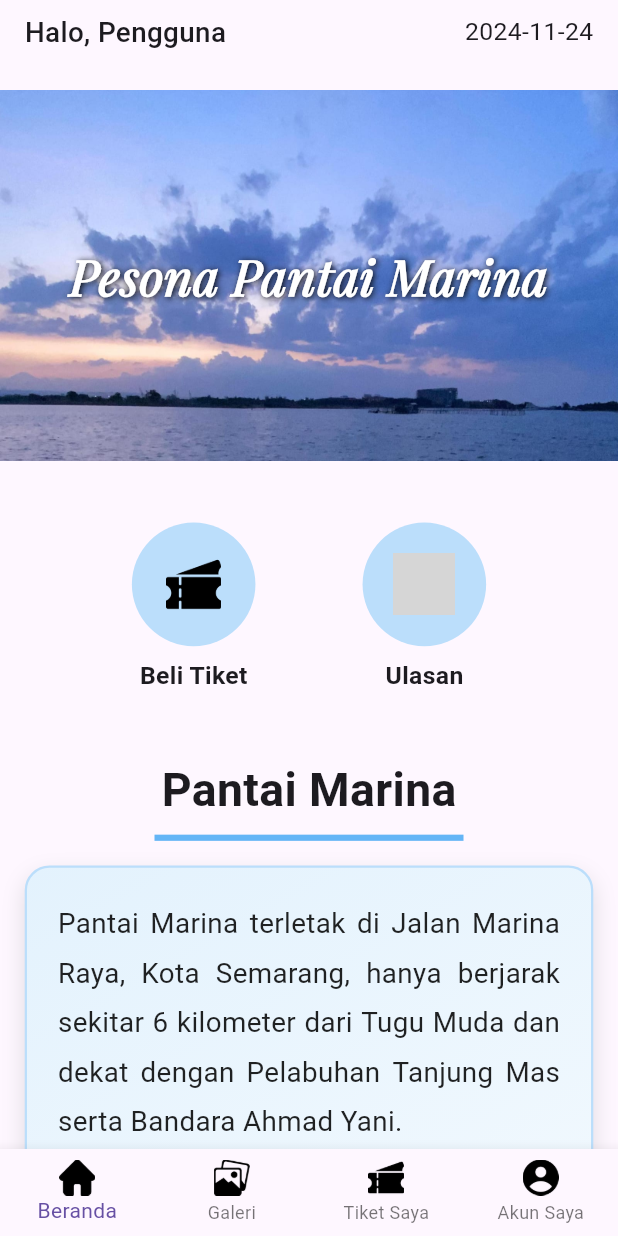
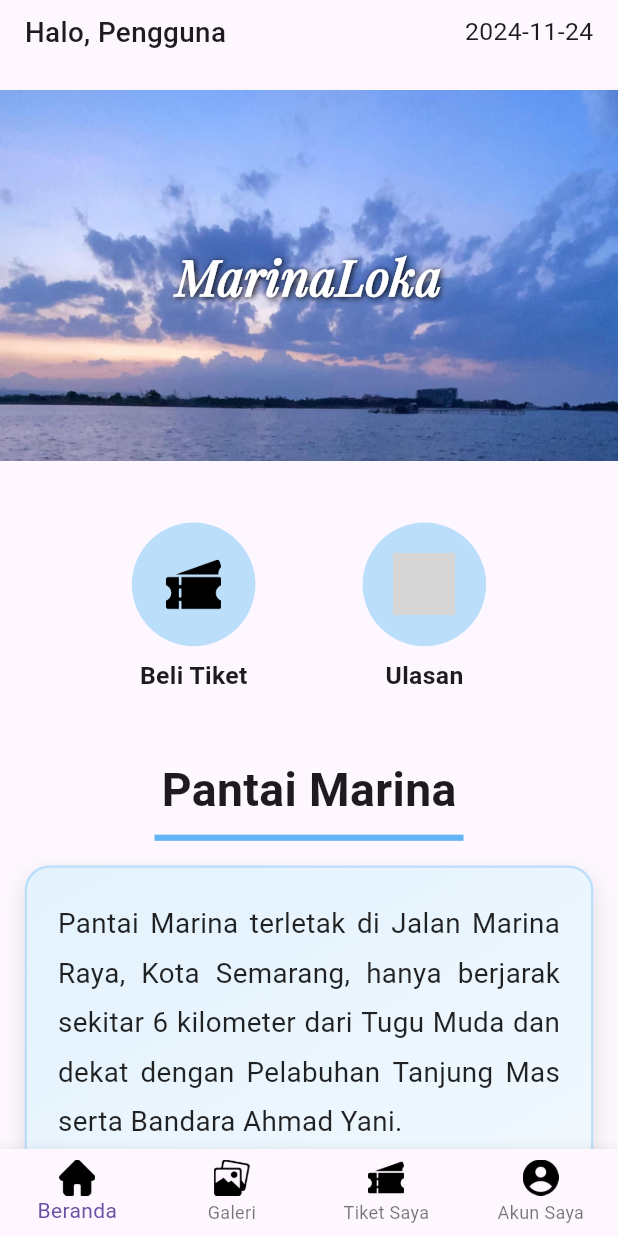
Before and after one commit to januarpancaran/imk-pariwisata, a Flutter app: the screen it shows after launch, on a phone screen of 412 x 824 dp. Run offline on Flutter 3.47's test engine with Material 3 defaults, Android fonts, the phone set to English and light mode, and no system bars; grey boxes are pictures that could not be loaded.

```diff
--- a/lib/views/home_page.dart
+++ b/lib/views/home_page.dart
@@ -74,7 +74,7 @@ class HomePage extends StatelessWidget {
                   ),
                   child: Center(
                     child: Text(
-                      'Pesona Pantai Marina',
+                      'MarinaLoka',
                       textAlign: TextAlign.center,
                       style: TextStyle(
                         fontFamily: 'PlayfairDisplay',
--- a/lib/views/photos_page.dart
+++ b/lib/views/photos_page.dart
@@ -35,7 +35,7 @@ class PhotosPage extends StatelessWidget {
   Widget build(BuildContext context) {
     return Scaffold(
       appBar: AppBar(
-        title: const Text('Foto-foto'),
+        title: const Text('Galeri'),
         centerTitle: true,
       ),
       body: ListView(
```
Also changed, not shown: pubspec.yaml (+8 -0 lines), assets/images/marinaloka.png (added), pubspec.lock, 25 other files.
